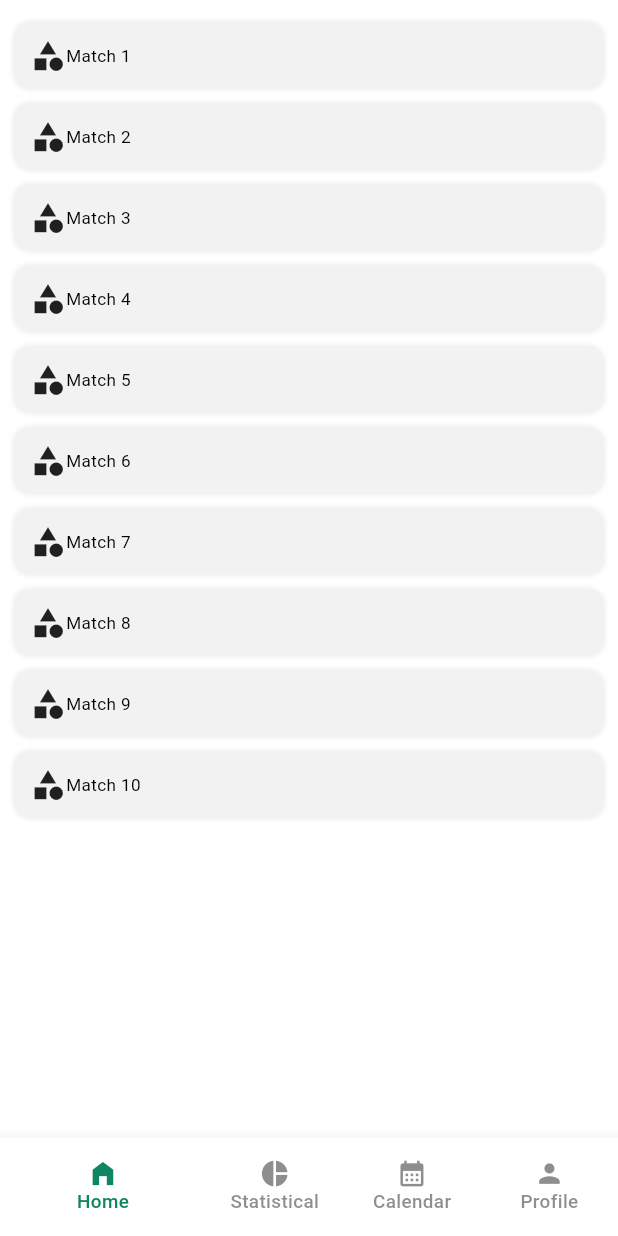
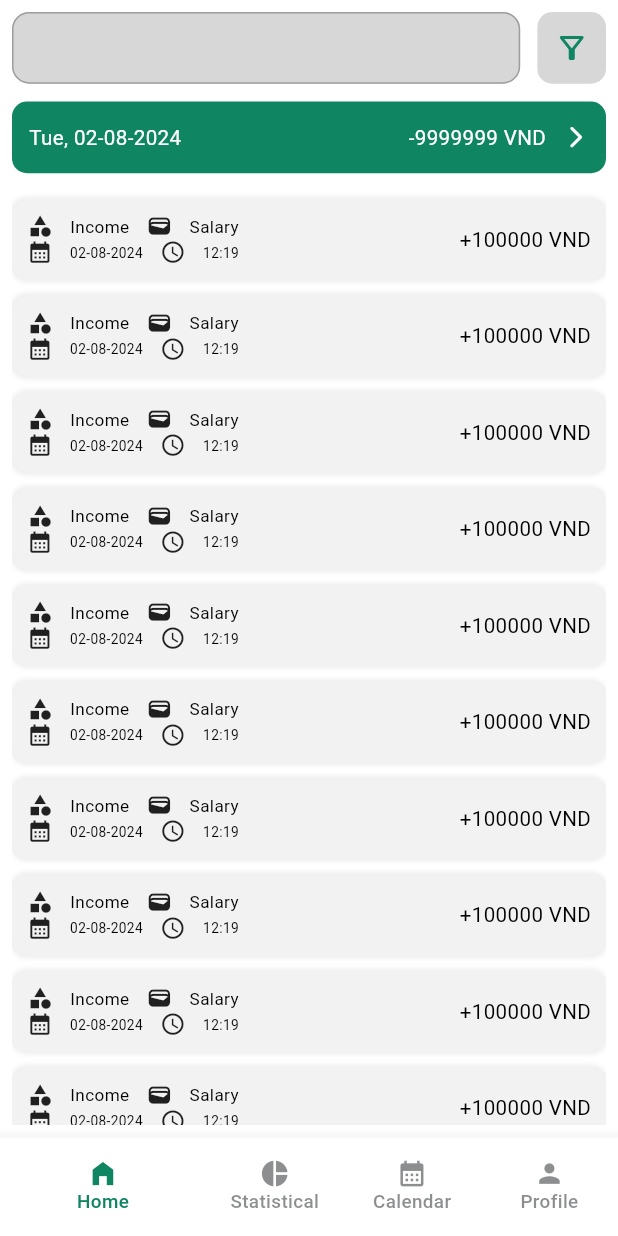
Before and after one commit to akinokami/expenditure_management, a Flutter app: the screen it shows after launch, on a phone screen of 412 x 824 dp. Run offline on Flutter 3.47's test engine with Material 3 defaults, Android fonts, the phone set to English and light mode, and no system bars; our stand-ins replace firebase_auth, firebase_core, flutter_screenutil, get, google_sign_in, share_plus and 1 more; accounts and stored records are empty; Roboto replaces fonts that are missing (Poppins).

Commit message:
edit home

```diff
--- a/lib/custom_widgets/custom_text_field.dart
+++ b/lib/custom_widgets/custom_text_field.dart
@@ -31,11 +31,13 @@ class CustomTextField extends StatelessWidget {
       child: TextField(
         controller: controller,
         enabled: enabled ?? true,
+
         onChanged: onChanged ?? (value) {},
         onSubmitted: onSubmitted ?? (value) {},
         onEditingComplete: onEditingComplete ?? () {},
         decoration: InputDecoration(
           hintText: hintText ?? '',
+          filled: true,
           fillColor: fillColor ?? Colors.white,
           hintStyle: TextStyle(
             color: hintColor ?? Colors.grey,
--- a/lib/views/home/home_screen.dart
+++ b/lib/views/home/home_screen.dart
@@ -1,6 +1,8 @@
 import 'package:expenditure_management/constants/color_const.dart';
+import 'package:expenditure_management/constants/dimen_const.dart';
 import 'package:expenditure_management/custom_widgets/custom_card.dart';
 import 'package:expenditure_management/custom_widgets/custom_text.dart';
+import 'package:expenditure_management/custom_widgets/custom_text_field.dart';
 import 'package:flutter/material.dart';
 import 'package:flutter_screenutil/flutter_screenutil.dart';
 
@@ -9,13 +11,53 @@ class HomeScreen extends StatelessWidget {
 
   @override
   Widget build(BuildContext context) {
+    final controller = TextEditingController();
     return Scaffold(
         backgroundColor: primaryColor,
         body: Padding(
-          padding: const EdgeInsets.all(10.0),
+          padding: const EdgeInsets.all(8.0),
           child: Column(
             children: [
-              ListView.builder(
+              Row(
+                children: [
+                  Expanded(
+                      child: CustomTextField(controller: controller,fillColor: cardColor,)),
+                  kSizedBoxW10,
+                  Container(
+                    width: 40.w,
+                    height: 40.h,
+                    decoration: BoxDecoration(
+                        color: cardColor,
+                        borderRadius: BorderRadius.circular(10)),
+                    child: Icon(Icons.filter_alt_outlined,color: secondaryColor),
+                  )
+                ],
+              ),
+              kSizedBoxH10,
+              Container(
+                padding: EdgeInsets.symmetric(horizontal: 10.w,),
+                width: double.infinity,
+                height: 40.h,
+                decoration: BoxDecoration(
+                    color: secondaryColor,
+                    borderRadius: BorderRadius.circular(10)),
+                child: Row(
+                  mainAxisAlignment: MainAxisAlignment.spaceBetween,
+                  children: [
+                    CustomText(text: "Tue, 02-08-2024",color: primaryColor),
+                    Row(
+                      children: [
+                        CustomText(text: "-9999999 VND",color: primaryColor,),
+                        kSizedBoxW10,
+                        Icon(Icons.arrow_forward_ios_rounded,color: primaryColor,size: 15.w,)
+                      ],
+                    )
+                  ],
+                ),
+              ),
+              kSizedBoxH10,
+              Expanded(
+                child: ListView.builder(
                     shrinkWrap: true,
                     itemCount: 10,
                     itemBuilder: (context, index) {
@@ -26,38 +68,54 @@ class HomeScreen extends StatelessWidget {
                           },
                           child: CustomCard(
                             widget: Row(
+                              mainAxisAlignment: MainAxisAlignment.spaceBetween,
                               children: [
                                 Column(
                                   children: [
                                     Row(
                                       children: [
-                                      Icon(Icons.category),
+                                        Icon(Icons.category,size: 15.w),
+                                        kSizedBoxW10,
                                         CustomText(
                                           fontSize: 10.sp,
-                                        text: 'Match ${index + 1}',
+                                          text: 'Income',
+                                        ),
+                                        kSizedBoxW10,
+                                        Icon(Icons.wallet,size: 15.w,),
+                                        kSizedBoxW10,
+                                        CustomText(
+                                          fontSize: 10.sp,
+                                          text: 'Salary',
+                                        ),
+                                      ],
+                                    ),
+                                    Row(
+                                      children: [
+                                        Icon(Icons.calendar_month,size: 15.w),
+                                        kSizedBoxW10,
+                                        CustomText(
+                                          fontSize: 8.sp,
+                                          text: '02-08-2024',
+                                        ),
+                                        kSizedBoxW10,
+                                        Icon(Icons.watch_later_outlined,size: 15.w,),
+                                        kSizedBoxW10,
+                                        CustomText(
+                                          fontSize: 8.sp,
+                                          text: '12:19',
                                         ),
                                       ],
                                     )
                                   ],
                                 ),
+                                CustomText(text: "+100000 VND"),
                               ],
                             ),
                           )
-                        // Container(
-                        //   margin: EdgeInsets.symmetric(horizontal: 5.w),
-                        //   padding: EdgeInsets.only(left: 10.w, right: 10.w),
-                        //   alignment: Alignment.center,
-                        //   decoration: BoxDecoration(
-                        //       color: greyColor,
-                        //       borderRadius:
-                        //           const BorderRadius.all(Radius.circular(20))),
-                        //   child: CustomText(
-                        //     fontSize: 10.sp,
-                        //     text: 'Match ${index + 1}',
-                        //   ),
-                        // ),
+
                           );
-                  })
+                    }),
+              )
             ],
           ),
         ));
```
Lines whose indentation alone changed are shown as unchanged.
